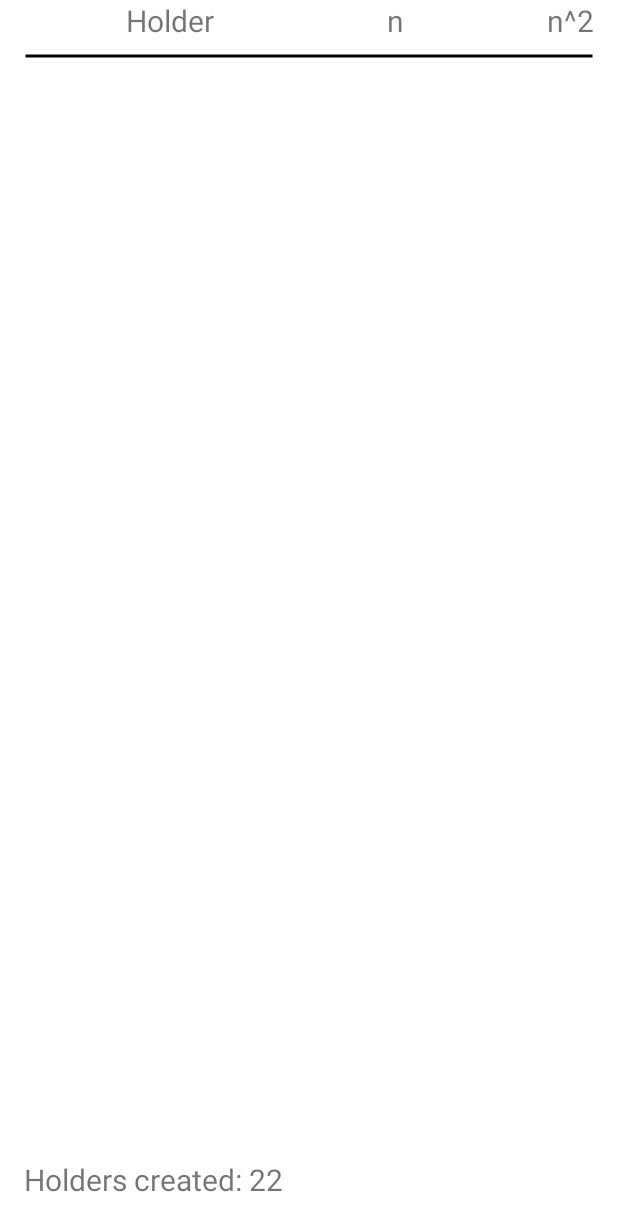
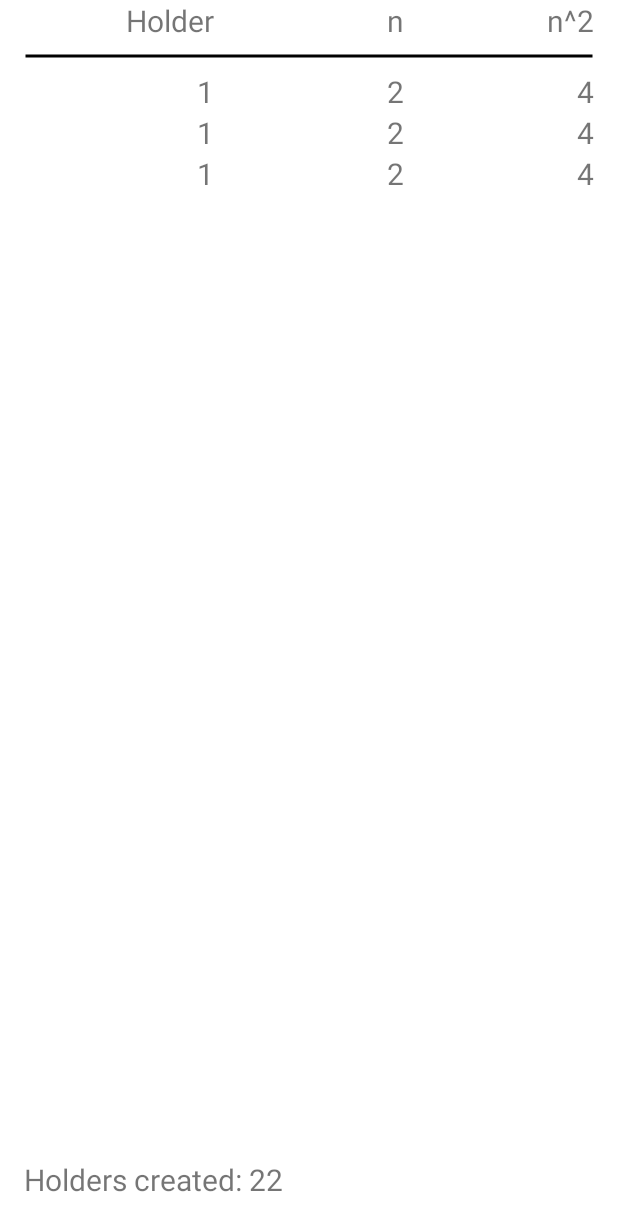
Before and after one commit to JVilarClassroom2025/RecyclerViewTest, an Android app: the layout activity_recycler_test.xml on its own in the app's theme, with its tools: preview values and no code run, on a phone screen of 412 x 824 dp. Shown: the top 1231 px of the screen. Run offline under Robolectric (Android 15) with nearby library versions, the phone set to English and light mode, and no system bars.

Commit message:
Added tools:listItem attributes to the RecyclerLayouts

```diff
--- a/app/src/main/res/layout/activity_phone.xml
+++ b/app/src/main/res/layout/activity_phone.xml
@@ -14,7 +14,8 @@
         android:layout_height="0dp"
         android:layout_marginTop="16dp"
         app:layout_constraintBottom_toBottomOf="parent"
-        app:layout_constraintTop_toBottomOf="@+id/toolbar" />
+        app:layout_constraintTop_toBottomOf="@+id/toolbar"
+        tools:listitem="@layout/phone_row" />
 
     <androidx.appcompat.widget.Toolbar
         android:id="@+id/toolbar"
--- a/app/src/main/res/layout/activity_recycler_test.xml
+++ b/app/src/main/res/layout/activity_recycler_test.xml
@@ -62,7 +62,8 @@
         app:layout_constraintBottom_toTopOf="@+id/holderCounterTextView"
         app:layout_constraintEnd_toEndOf="parent"
         app:layout_constraintStart_toStartOf="parent"
-        app:layout_constraintTop_toBottomOf="@id/separator" />
+        app:layout_constraintTop_toBottomOf="@id/separator"
+        tools:listitem="@layout/recycler_row" />
 
     <TextView
         android:id="@+id/holderCounterTextView"
```
